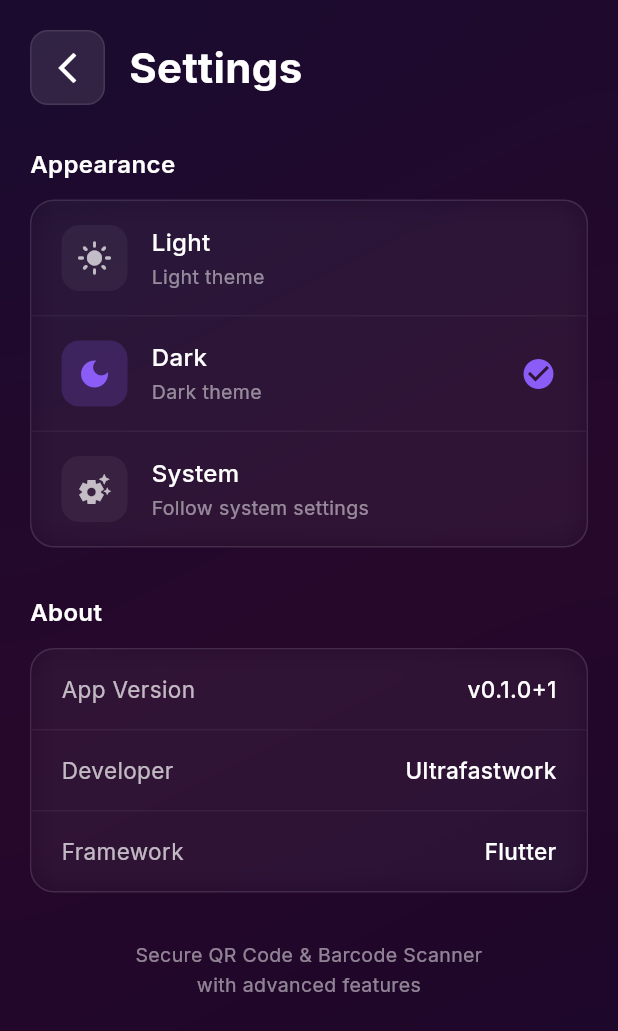
After one commit to ultrafastwork/secure_qr_scanner, a Flutter app: the SettingsScreen screen opened directly, on a phone screen of 412 x 824 dp. The commit adds this screen. Shown: the top 1031 px of the screen. Run offline on Flutter 3.47's test engine with Material 3 defaults, Android fonts, the phone set to English and light mode, and no system bars; our stand-ins replace flutter_riverpod, google_fonts, hive_ce, hive_ce_flutter, image_picker, package_info_plus and 2 more; missing offline and left inert: gal, mobile_scanner; accounts and stored records are empty.

Commit message:
feat: Add settings & theme toggle (v1.2.2)
Implemented complete settings screen with theme management:
- Settings screen with glassmorphism design matching app aesthetic
- Theme toggle supporting Light/Dark/System modes
- Theme provider using Riverpod Notifier pattern
- Full light theme with white/gray backgrounds and purple accents
- Enhanced dark theme with consistent styling
- Theme persistence using Hive storage (settings box)
- About section showing app version and developer info
- Navigation wired from home screen menu
- All screens work correctly in both light and dark themes
- Text readability and contrast verified for both themes

Technical implementation:
- Created ThemeNotifier with Riverpod 3.x pattern
- Updated main.dart to use ConsumerWidget and watch theme provider
- Implemented proper light/dark ThemeData configurations
- Added theme-aware UI components in settings screen
- Maintained glassmorphism effects across both themes

Quality: 0 flutter analyze issues ✅
Tested: Both light and dark themes verified
Status: Production-ready for v1.2.3

```diff
--- /dev/null
+++ b/lib/app/providers/theme_provider.dart
@@ -0,0 +1,55 @@
+import 'package:flutter/material.dart';
+import 'package:flutter_riverpod/flutter_riverpod.dart';
+import 'package:hive_ce_flutter/hive_flutter.dart';
+
+/// Notifier for managing theme mode state with persistence
+class ThemeNotifier extends Notifier<ThemeMode> {
+  @override
+  ThemeMode build() {
+    _loadTheme();
+    return ThemeMode.dark; // Default theme
+  }
+
+  /// Load saved theme preference from Hive storage
+  Future<void> _loadTheme() async {
+    try {
+      final box = await Hive.openBox('settings');
+      final savedMode = box.get('theme_mode', defaultValue: 'dark') as String;
+
+      // Parse saved theme mode
+      switch (savedMode) {
+        case 'light':
+          state = ThemeMode.light;
+          break;
+        case 'dark':
+          state = ThemeMode.dark;
+          break;
+        case 'system':
+          state = ThemeMode.system;
+          break;
+        default:
+          state = ThemeMode.dark;
+      }
+    } catch (e) {
+      // Default to dark mode if loading fails
+      state = ThemeMode.dark;
+    }
+  }
+
+  /// Set theme mode and persist to storage
+  Future<void> setTheme(ThemeMode mode) async {
+    state = mode;
+
+    try {
+      final box = await Hive.openBox('settings');
+      await box.put('theme_mode', mode.name);
+    } catch (e) {
+      // Silently fail - theme will still work for current session
+    }
+  }
+}
+
+/// Provider for theme mode state
+final themeProvider = NotifierProvider<ThemeNotifier, ThemeMode>(
+  ThemeNotifier.new,
+);
--- a/lib/app/screens/home_screen.dart
+++ b/lib/app/screens/home_screen.dart
@@ -2,6 +2,7 @@ import 'dart:ui';
 
 import 'package:flutter/material.dart';
 import 'package:google_fonts/google_fonts.dart';
+import 'package:secure_qr_scanner/app/screens/settings_screen.dart';
 import 'package:secure_qr_scanner/barcode/screens/barcode_scanner_screen.dart';
 import 'package:secure_qr_scanner/history/screens/history_screen.dart';
 import 'package:secure_qr_scanner/qr_code/screens/generator_screen.dart';
@@ -576,7 +577,11 @@ class _HomeScreenState extends State<HomeScreen> {
                           subtitle: 'Preferences & theme',
                           onTap: () {
                             setState(() => _showMenu = false);
-                            // TODO: Navigate to settings
+                            Navigator.of(context).push(
+                              MaterialPageRoute(
+                                builder: (context) => const SettingsScreen(),
+                              ),
+                            );
                           },
                         ),
                       ],
--- /dev/null
+++ b/lib/app/screens/settings_screen.dart
@@ -0,0 +1,386 @@
+import 'dart:ui';
+
+import 'package:flutter/material.dart';
+import 'package:flutter_riverpod/flutter_riverpod.dart';
+import 'package:google_fonts/google_fonts.dart';
+import 'package:package_info_plus/package_info_plus.dart';
+import 'package:secure_qr_scanner/app/providers/theme_provider.dart';
+
+/// Settings screen with theme toggle and app information
+class SettingsScreen extends ConsumerStatefulWidget {
+  const SettingsScreen({super.key});
+
+  @override
+  ConsumerState<SettingsScreen> createState() => _SettingsScreenState();
+}
+
+class _SettingsScreenState extends ConsumerState<SettingsScreen> {
+  String _appVersion = '';
+
+  @override
+  void initState() {
+    super.initState();
+    _loadAppVersion();
+  }
+
+  Future<void> _loadAppVersion() async {
+    final packageInfo = await PackageInfo.fromPlatform();
+    setState(() {
+      _appVersion = 'v${packageInfo.version}+${packageInfo.buildNumber}';
+    });
+  }
+
+  @override
+  Widget build(BuildContext context) {
+    final currentTheme = ref.watch(themeProvider);
+    final isDark = Theme.of(context).brightness == Brightness.dark;
+
+    return Scaffold(
+      body: Stack(
+        children: [
+          // Gradient background
+          Positioned.fill(
+            child: Container(
+              decoration: BoxDecoration(
+                gradient: LinearGradient(
+                  begin: Alignment.topLeft,
+                  end: Alignment.bottomRight,
+                  colors: isDark
+                      ? const [
+                          Color(0xFF7C3AED), // violet-600
+                          Color(0xFFC026D3), // fuchsia-600
+                          Color(0xFF7E22CE), // purple-700
+                        ]
+                      : const [
+                          Color(0xFFE9D5FF), // purple-200
+                          Color(0xFFFAE8FF), // fuchsia-100
+                          Color(0xFFDDD6FE), // violet-200
+                        ],
+                ),
+              ),
+              child: BackdropFilter(
+                filter: ImageFilter.blur(sigmaX: 40, sigmaY: 40),
+                child: Container(
+                  color: isDark
+                      ? Colors.black.withValues(alpha: 0.8)
+                      : Colors.white.withValues(alpha: 0.7),
+                ),
+              ),
+            ),
+          ),
+
+          // Content
+          SafeArea(
+            child: Column(
+              children: [
+                // Header
+                Padding(
+                  padding: const EdgeInsets.all(20),
+                  child: Row(
+                    children: [
+                      // Back button
+                      Container(
+                        decoration: BoxDecoration(
+                          color: isDark
+                              ? Colors.white.withValues(alpha: 0.1)
+                              : Colors.black.withValues(alpha: 0.05),
+                          borderRadius: BorderRadius.circular(12),
+                          border: Border.all(
+                            color: isDark
+                                ? Colors.white.withValues(alpha: 0.1)
+                                : Colors.black.withValues(alpha: 0.1),
+                            width: 1,
+                          ),
+                        ),
+                        child: IconButton(
+                          icon: const Icon(Icons.arrow_back_ios_new),
+                          onPressed: () => Navigator.of(context).pop(),
+                        ),
+                      ),
+                      const SizedBox(width: 16),
+                      Text(
+                        'Settings',
+                        style: GoogleFonts.inter(
+                          fontSize: 28,
+                          fontWeight: FontWeight.bold,
+                          color: isDark
+                              ? Colors.white
+                              : const Color(0xFF1F1F1F),
+                        ),
+                      ),
+                    ],
+                  ),
+                ),
+
+                // Settings content
+                Expanded(
+                  child: SingleChildScrollView(
+                    padding: const EdgeInsets.symmetric(horizontal: 20),
+                    child: Column(
+                      crossAxisAlignment: CrossAxisAlignment.start,
+                      children: [
+                        const SizedBox(height: 8),
+
+                        // Appearance Section
+                        _buildSectionTitle('Appearance', isDark),
+                        const SizedBox(height: 12),
+                        _buildGlassCard(
+                          isDark: isDark,
+                          child: Column(
+                            children: [
+                              _buildThemeOption(
+                                title: 'Light',
+                                subtitle: 'Light theme',
+                                icon: Icons.light_mode,
+                                isSelected: currentTheme == ThemeMode.light,
+                                onTap: () {
+                                  ref
+                                      .read(themeProvider.notifier)
+                                      .setTheme(ThemeMode.light);
+                                },
+                                isDark: isDark,
+                              ),
+                              _buildDivider(isDark),
+                              _buildThemeOption(
+                                title: 'Dark',
+                                subtitle: 'Dark theme',
+                                icon: Icons.dark_mode,
+                                isSelected: currentTheme == ThemeMode.dark,
+                                onTap: () {
+                                  ref
+                                      .read(themeProvider.notifier)
+                                      .setTheme(ThemeMode.dark);
+                                },
+                                isDark: isDark,
+                              ),
+                              _buildDivider(isDark),
+                              _buildThemeOption(
+                                title: 'System',
+                                subtitle: 'Follow system settings',
+                                icon: Icons.settings_suggest,
+                                isSelected: currentTheme == ThemeMode.system,
+                                onTap: () {
+                                  ref
+                                      .read(themeProvider.notifier)
+                                      .setTheme(ThemeMode.system);
+                                },
+                                isDark: isDark,
+                              ),
+                            ],
+                          ),
+                        ),
+
+                        const SizedBox(height: 32),
+
+                        // About Section
+                        _buildSectionTitle('About', isDark),
+                        const SizedBox(height: 12),
+                        _buildGlassCard(
+                          isDark: isDark,
+                          child: Column(
+                            children: [
+                              _buildInfoRow(
+                                label: 'App Version',
+                                value: _appVersion.isNotEmpty
+                                    ? _appVersion
+                                    : 'Loading...',
+                                isDark: isDark,
+                              ),
+                              _buildDivider(isDark),
+                              _buildInfoRow(
+                                label: 'Developer',
+                                value: 'Ultrafastwork',
+                                isDark: isDark,
+                              ),
+                              _buildDivider(isDark),
+                              _buildInfoRow(
+                                label: 'Framework',
+                                value: 'Flutter',
+                                isDark: isDark,
+                              ),
+                            ],
+                          ),
+                        ),
+
+                        const SizedBox(height: 32),
+
+                        // App Description
+                        Center(
+                          child: Padding(
+                            padding: const EdgeInsets.symmetric(horizontal: 20),
+                            child: Text(
+                              'Secure QR Code & Barcode Scanner\nwith advanced features',
+                              textAlign: TextAlign.center,
+                              style: GoogleFonts.inter(
+                                fontSize: 13,
+                                color: isDark
+                                    ? Colors.white.withValues(alpha: 0.5)
+                                    : Colors.black.withValues(alpha: 0.5),
+                                height: 1.5,
+                              ),
+                            ),
+                          ),
+                        ),
+
+                        const SizedBox(height: 32),
+                      ],
+                    ),
+                  ),
+                ),
+              ],
+            ),
+          ),
+        ],
+      ),
+    );
+  }
+
+  Widget _buildSectionTitle(String title, bool isDark) {
+    return Text(
+      title,
+      style: GoogleFonts.inter(
+        fontSize: 16,
+        fontWeight: FontWeight.w600,
+        color: isDark ? Colors.white : const Color(0xFF1F1F1F),
+      ),
+    );
+  }
+
+  Widget _buildGlassCard({required bool isDark, required Widget child}) {
+    return Container(
+      decoration: BoxDecoration(
+        color: isDark
+            ? Colors.white.withValues(alpha: 0.05)
+            : Colors.white.withValues(alpha: 0.8),
+        borderRadius: BorderRadius.circular(16),
+        border: Border.all(
+          color: isDark
+              ? Colors.white.withValues(alpha: 0.1)
+              : Colors.black.withValues(alpha: 0.1),
+          width: 1,
+        ),
+      ),
+      child: ClipRRect(
+        borderRadius: BorderRadius.circular(16),
+        child: BackdropFilter(
+          filter: ImageFilter.blur(sigmaX: 10, sigmaY: 10),
+          child: child,
+        ),
+      ),
+    );
+  }
+
+  Widget _buildThemeOption({
+    required String title,
+    required String subtitle,
+    required IconData icon,
+    required bool isSelected,
+    required VoidCallback onTap,
+    required bool isDark,
+  }) {
+    return InkWell(
+      onTap: onTap,
+      child: Padding(
+        padding: const EdgeInsets.symmetric(horizontal: 20, vertical: 16),
+        child: Row(
+          children: [
+            Container(
+              padding: const EdgeInsets.all(10),
+              decoration: BoxDecoration(
+                color: isSelected
+                    ? const Color(0xFF8B5CF6).withValues(alpha: 0.2)
+                    : isDark
+                    ? Colors.white.withValues(alpha: 0.05)
+                    : Colors.black.withValues(alpha: 0.05),
+                borderRadius: BorderRadius.circular(12),
+              ),
+              child: Icon(
+                icon,
+                color: isSelected
+                    ? const Color(0xFF8B5CF6)
+                    : isDark
+                    ? Colors.white.withValues(alpha: 0.7)
+                    : Colors.black.withValues(alpha: 0.7),
+                size: 24,
+              ),
+            ),
+            const SizedBox(width: 16),
+            Expanded(
+              child: Column(
+                crossAxisAlignment: CrossAxisAlignment.start,
+                children: [
+                  Text(
+                    title,
+                    style: GoogleFonts.inter(
+                      fontSize: 16,
+                      fontWeight: FontWeight.w500,
+                      color: isDark ? Colors.white : const Color(0xFF1F1F1F),
+                    ),
+                  ),
+                  const SizedBox(height: 2),
+                  Text(
+                    subtitle,
+                    style: GoogleFonts.inter(
+                      fontSize: 13,
+                      color: isDark
+                          ? Colors.white.withValues(alpha: 0.5)
+                          : Colors.black.withValues(alpha: 0.5),
+                    ),
+                  ),
+                ],
+              ),
+            ),
+            if (isSelected)
+              const Icon(
+                Icons.check_circle,
+                color: Color(0xFF8B5CF6),
+                size: 24,
+              ),
+          ],
+        ),
+      ),
+    );
+  }
+
+  Widget _buildInfoRow({
+    required String label,
+    required String value,
+    required bool isDark,
+  }) {
+    return Padding(
+      padding: const EdgeInsets.symmetric(horizontal: 20, vertical: 16),
+      child: Row(
+        mainAxisAlignment: MainAxisAlignment.spaceBetween,
+        children: [
+          Text(
+            label,
+            style: GoogleFonts.inter(
+              fontSize: 15,
+              color: isDark
+                  ? Colors.white.withValues(alpha: 0.7)
+                  : Colors.black.withValues(alpha: 0.7),
+            ),
+          ),
+          Text(
+            value,
+            style: GoogleFonts.inter(
+              fontSize: 15,
+              fontWeight: FontWeight.w500,
+              color: isDark ? Colors.white : const Color(0xFF1F1F1F),
+            ),
+          ),
+        ],
+      ),
+    );
+  }
+
+  Widget _buildDivider(bool isDark) {
+    return Divider(
+      height: 1,
+      thickness: 1,
+      color: isDark
+          ? Colors.white.withValues(alpha: 0.05)
+          : Colors.black.withValues(alpha: 0.05),
+    );
+  }
+}
--- a/lib/app/theme/app_theme.dart
+++ b/lib/app/theme/app_theme.dart
@@ -6,9 +6,42 @@ class AppTheme {
   // Private constructor to prevent instantiation
   AppTheme._();
 
-  /// Light theme configuration (using dark design for both themes in MVP)
+  // Color constants
+  static const Color _purplePrimary = Color(0xFF8B5CF6); // violet-500
+  static const Color _purpleSecondary = Color(0xFFD946EF); // fuchsia-500
+
+  /// Light theme configuration with white background and purple accents
   static ThemeData lightTheme() {
-    return darkTheme();
+    return ThemeData(
+      useMaterial3: true,
+      brightness: Brightness.light,
+      colorScheme: const ColorScheme.light(
+        primary: _purplePrimary,
+        secondary: _purpleSecondary,
+        surface: Color(0xFFFAFAFA), // Light gray background
+        onSurface: Color(0xFF1F1F1F), // Dark text
+        onPrimary: Colors.white,
+        onSecondary: Colors.white,
+      ),
+      textTheme: GoogleFonts.interTextTheme(ThemeData.light().textTheme),
+      scaffoldBackgroundColor: const Color(0xFFFAFAFA), // Light gray
+      appBarTheme: const AppBarTheme(
+        centerTitle: false,
+        elevation: 0,
+        backgroundColor: Colors.transparent,
+        foregroundColor: Color(0xFF1F1F1F), // Dark text for app bar
+        iconTheme: IconThemeData(color: Color(0xFF1F1F1F)),
+      ),
+      cardTheme: CardThemeData(
+        elevation: 0,
+        color: Colors.white.withValues(alpha: 0.9),
+        shape: RoundedRectangleBorder(borderRadius: BorderRadius.circular(16)),
+      ),
+      iconTheme: const IconThemeData(color: Color(0xFF1F1F1F)),
+      textButtonTheme: TextButtonThemeData(
+        style: TextButton.styleFrom(foregroundColor: _purplePrimary),
+      ),
+    );
   }
 
   /// Dark theme configuration with pure black and gradient colors
@@ -17,9 +50,12 @@ class AppTheme {
       useMaterial3: true,
       brightness: Brightness.dark,
       colorScheme: const ColorScheme.dark(
-        primary: Color(0xFF8B5CF6), // violet-500
-        secondary: Color(0xFFD946EF), // fuchsia-500
+        primary: _purplePrimary,
+        secondary: _purpleSecondary,
         surface: Color(0xFF000000), // pure black
+        onSurface: Colors.white,
+        onPrimary: Colors.white,
+        onSecondary: Colors.white,
       ),
       textTheme: GoogleFonts.interTextTheme(ThemeData.dark().textTheme),
       scaffoldBackgroundColor: const Color(0xFF000000), // pure black
@@ -28,12 +64,17 @@ class AppTheme {
         elevation: 0,
         backgroundColor: Colors.transparent,
         foregroundColor: Colors.white,
+        iconTheme: IconThemeData(color: Colors.white),
       ),
       cardTheme: CardThemeData(
         elevation: 0,
         color: Colors.white.withValues(alpha: 0.05),
         shape: RoundedRectangleBorder(borderRadius: BorderRadius.circular(16)),
       ),
+      iconTheme: const IconThemeData(color: Colors.white),
+      textButtonTheme: TextButtonThemeData(
+        style: TextButton.styleFrom(foregroundColor: _purplePrimary),
+      ),
     );
   }
 }
--- a/lib/main.dart
+++ b/lib/main.dart
@@ -3,6 +3,7 @@ import 'package:flutter/services.dart';
 import 'package:flutter_riverpod/flutter_riverpod.dart';
 import 'package:hive_ce_flutter/hive_flutter.dart';
 import 'package:path_provider/path_provider.dart';
+import 'package:secure_qr_scanner/app/providers/theme_provider.dart';
 import 'package:secure_qr_scanner/app/screens/home_screen.dart';
 import 'package:secure_qr_scanner/app/theme/app_theme.dart';
 
@@ -24,18 +25,21 @@ void main() async {
   runApp(const ProviderScope(child: SecureQRScannerApp()));
 }
 
-/// Root application widget with Material app configuration
-class SecureQRScannerApp extends StatelessWidget {
+/// Root application widget with Material app configuration and theme management
+class SecureQRScannerApp extends ConsumerWidget {
   const SecureQRScannerApp({super.key});
 
   @override
-  Widget build(BuildContext context) {
+  Widget build(BuildContext context, WidgetRef ref) {
+    // Watch the theme provider to rebuild when theme changes
+    final themeMode = ref.watch(themeProvider);
+
     return MaterialApp(
       title: 'Secure QR Scanner',
       debugShowCheckedModeBanner: false,
       theme: AppTheme.lightTheme(),
       darkTheme: AppTheme.darkTheme(),
-      themeMode: ThemeMode.system,
+      themeMode: themeMode,
       home: const HomeScreen(),
     );
   }
```
Also changed, not shown: 3 other files.
